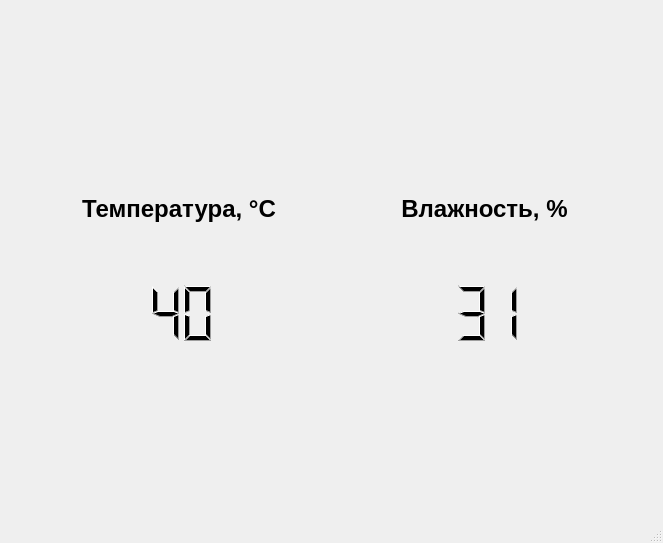
Qt form QT_part/mainwindow.ui (Vld13/WeatherMonitor) before a commit.
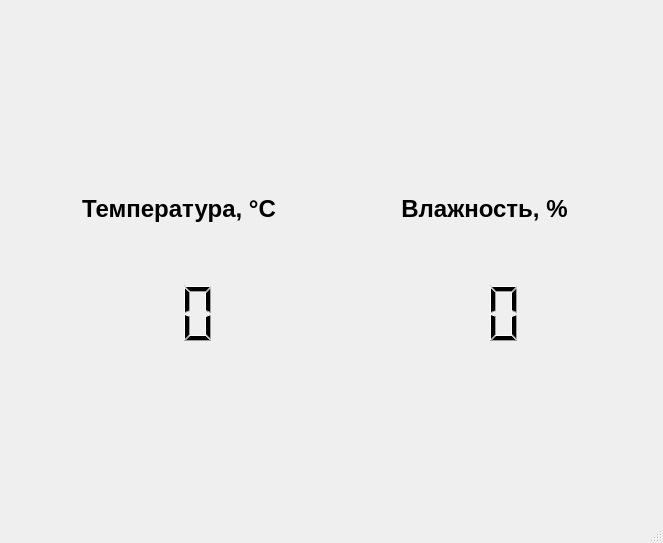
The same form after that commit. Icons and pictures are not drawn.

What changed in the file:
```diff
--- a/QT_part/mainwindow.ui
+++ b/QT_part/mainwindow.ui
@@ -63,7 +63,7 @@
              <number>0</number>
             </property>
             <property name="intValue" stdset="0">
-             <number>40</number>
+             <number>0</number>
             </property>
            </widget>
           </item>
@@ -133,7 +133,7 @@
              <number>0</number>
             </property>
             <property name="intValue" stdset="0">
-             <number>31</number>
+             <number>0</number>
             </property>
            </widget>
           </item>
```
